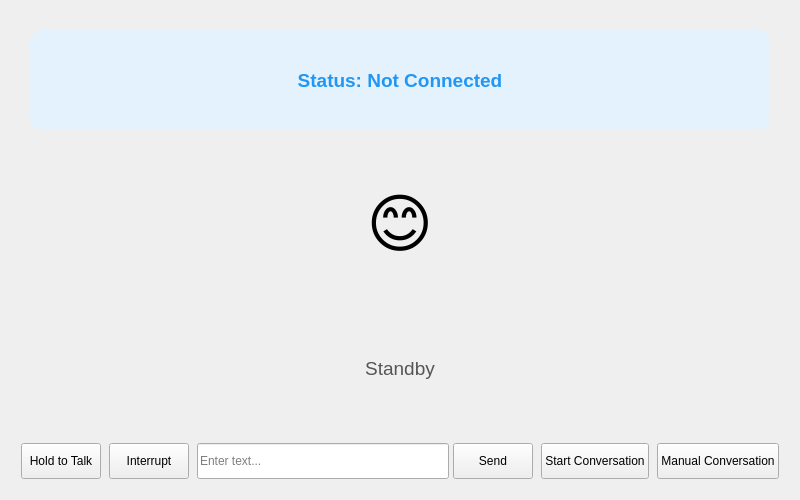
First picture: the form in src/display/gui_display.ui, repository leakydata/py-xiaozhi, before the edit.
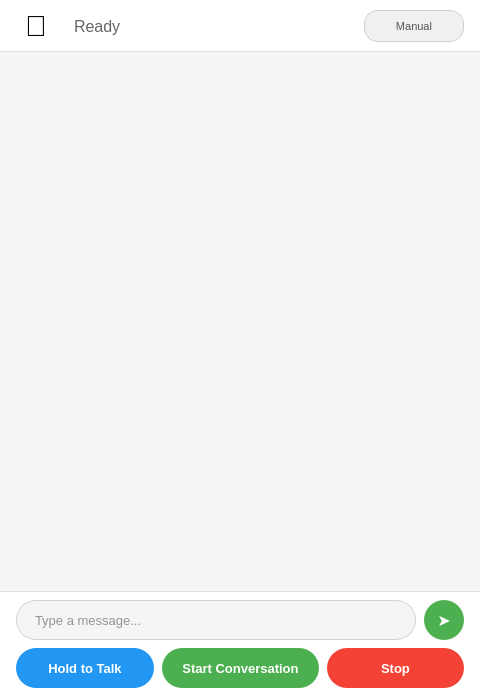
Second picture: the form after the edit.

Commit message: feat: Implement News Manager for fetching and managing US news from RSS feeds

What changed in the file:
```diff
--- a/src/display/gui_display.ui
+++ b/src/display/gui_display.ui
@@ -6,78 +6,90 @@
    <rect>
     <x>0</x>
     <y>0</y>
-    <width>800</width>
-    <height>500</height>
+    <width>480</width>
+    <height>700</height>
    </rect>
   </property>
+  <property name="minimumSize">
+   <size>
+    <width>400</width>
+    <height>550</height>
+   </size>
+  </property>
   <property name="windowTitle">
-   <string>Xiaozhi AI Client</string>
+   <string>AI Assistant</string>
+  </property>
+  <property name="styleSheet">
+   <string>
+QWidget#MainWindow {
+    background-color: #f5f5f5;
+}
+   </string>
   </property>
   <layout class="QVBoxLayout" name="verticalLayout">
+   <property name="spacing">
+    <number>0</number>
+   </property>
+   <property name="leftMargin">
+    <number>0</number>
+   </property>
+   <property name="topMargin">
+    <number>0</number>
+   </property>
+   <property name="rightMargin">
+    <number>0</number>
+   </property>
+   <property name="bottomMargin">
+    <number>0</number>
+   </property>
 
+   <!-- Top bar with status and emotion -->
    <item>
-         <widget class="QFrame" name="status_card">
-      <property name="sizePolicy">
-       <sizepolicy hsizetype="Preferred" vsizetype="Expanding">
-        <horstretch>0</horstretch>
-        <verstretch>0</verstretch>
-       </sizepolicy>
-      </property>
-      <property name="frameShape">
-       <enum>QFrame::NoFrame</enum>
-      </property>
-      <property name="frameShadow">
-       <enum>QFrame::Plain</enum>
-      </property>
-     <layout class="QVBoxLayout" name="card_layout">
-      <item>
-       <widget class="QLabel" name="status_label">
-        <property name="font">
-         <font>
-          <pointsize>14</pointsize>
-          <weight>75</weight>
-          <bold>true</bold>
-         </font>
+    <widget class="QFrame" name="top_bar">
+     <property name="maximumSize">
+      <size>
+       <width>16777215</width>
+       <height>64</height>
+      </size>
         </property>
         <property name="styleSheet">
          <string>
-QLabel {
-    color: #2196F3;
-    padding: 12px 20px;
-    background-color: #E3F2FD;
-    border-radius: 12px;
-    border: none;
-    margin: 10px;
+QFrame#top_bar {
+    background-color: #ffffff;
+    border-bottom: 1px solid #e0e0e0;
 }
          </string>
         </property>
-        <property name="text">
-         <string>Status: Not Connected</string>
-        </property>
-        <property name="alignment">
-         <set>Qt::AlignCenter</set>
-        </property>
-       </widget>
-      </item>
+     <layout class="QHBoxLayout" name="top_bar_layout">
+      <property name="leftMargin">
+       <number>16</number>
+      </property>
+      <property name="rightMargin">
+       <number>16</number>
+      </property>
       <item>
        <widget class="QLabel" name="emotion_label">
+        <property name="maximumSize">
+         <size>
+          <width>40</width>
+          <height>40</height>
+         </size>
+        </property>
         <property name="font">
          <font>
-          <pointsize>48</pointsize>
+          <pointsize>22</pointsize>
          </font>
         </property>
         <property name="styleSheet">
          <string>
 QLabel {
-    margin: 20px;
-    padding: 20px;
     background-color: transparent;
     border: none;
 }
          </string>
         </property>
         <property name="text">
-         <string>😊</string>
+         <string>&#x1f916;</string>
         </property>
         <property name="alignment">
          <set>Qt::AlignCenter</set>
@@ -85,92 +97,212 @@
        </widget>
       </item>
       <item>
-       <widget class="QLabel" name="tts_text_label">
+       <widget class="QLabel" name="status_label">
         <property name="font">
          <font>
-          <pointsize>14</pointsize>
+          <pointsize>12</pointsize>
+          <weight>50</weight>
          </font>
         </property>
         <property name="styleSheet">
          <string>
 QLabel {
+    color: #666666;
+    padding-left: 8px;
+    background-color: transparent;
+    border: none;
+}
+         </string>
+        </property>
+        <property name="text">
+         <string>Ready</string>
+        </property>
+       </widget>
+      </item>
+      <item>
+       <spacer name="top_spacer">
+        <property name="orientation">
+         <enum>Qt::Horizontal</enum>
+        </property>
+       </spacer>
+      </item>
+      <item>
+       <widget class="QPushButton" name="mode_btn">
+        <property name="maximumSize">
+         <size>
+          <width>100</width>
+          <height>32</height>
+         </size>
+        </property>
+        <property name="styleSheet">
+         <string>
+QPushButton {
+    background-color: #f0f0f0;
+    border: 1px solid #d0d0d0;
+    border-radius: 14px;
+    padding: 4px 12px;
     color: #555555;
-    padding: 15px 20px;
-    background-color: transparent;
-    border: none;
-    margin: 5px 15px;
+    font-size: 11px;
+}
+QPushButton:hover {
+    background-color: #e8e8e8;
 }
          </string>
         </property>
         <property name="text">
-         <string>Standby</string>
+         <string>Manual</string>
         </property>
-        <property name="alignment">
-         <set>Qt::AlignCenter</set>
-        </property>
-        <property name="wordWrap">
+       </widget>
+      </item>
+     </layout>
+    </widget>
+   </item>
+
+   <!-- Chat area (scrollable) -->
+   <item>
+    <widget class="QScrollArea" name="chat_scroll_area">
+     <property name="widgetResizable">
          <bool>true</bool>
         </property>
-       </widget>
-      </item>
-     </layout>
-    </widget>
+     <property name="styleSheet">
+      <string>
+QScrollArea {
+    background-color: #f5f5f5;
+    border: none;
+}
+QScrollBar:vertical {
+    width: 6px;
+    background: transparent;
+}
+QScrollBar::handle:vertical {
+    background: #c0c0c0;
+    border-radius: 3px;
+    min-height: 20px;
+}
+QScrollBar::add-line:vertical, QScrollBar::sub-line:vertical {
+    height: 0px;
+}
+      </string>
+     </property>
+     <widget class="QWidget" name="chat_content">
+      <property name="styleSheet">
+       <string>
+QWidget#chat_content {
+    background-color: #f5f5f5;
+}
+       </string>
+      </property>
+      <layout class="QVBoxLayout" name="chat_layout">
+       <property name="spacing">
+        <number>8</number>
+       </property>
+       <property name="leftMargin">
+        <number>16</number>
+       </property>
+       <property name="topMargin">
+        <number>16</number>
+       </property>
+       <property name="rightMargin">
+        <number>16</number>
+       </property>
+       <property name="bottomMargin">
+        <number>16</number>
+       </property>
+       <!-- tts_text_label kept for compatibility but hidden -->
+       <item>
+        <widget class="QLabel" name="tts_text_label">
+         <property name="text">
+          <string></string>
+         </property>
+         <property name="visible">
+          <bool>false</bool>
+         </property>
+        </widget>
+       </item>
+       <item>
+        <spacer name="chat_spacer">
+         <property name="orientation">
+          <enum>Qt::Vertical</enum>
+         </property>
+         <property name="sizeHint" stdset="0">
+          <size>
+           <width>20</width>
+           <height>40</height>
+          </size>
+         </property>
+        </spacer>
+       </item>
+      </layout>
+     </widget>
+    </widget>
    </item>
+
+   <!-- Bottom controls -->
    <item>
-    <layout class="QHBoxLayout" name="button_layout">
+    <widget class="QFrame" name="bottom_bar">
+     <property name="maximumSize">
+      <size>
+       <width>16777215</width>
+       <height>120</height>
+      </size>
+     </property>
+     <property name="styleSheet">
+      <string>
+QFrame#bottom_bar {
+    background-color: #ffffff;
+    border-top: 1px solid #e0e0e0;
+}
+      </string>
+     </property>
+     <layout class="QVBoxLayout" name="bottom_layout">
      <property name="spacing">
       <number>8</number>
      </property>
      <property name="leftMargin">
-      <number>10</number>
+       <number>16</number>
+      </property>
+      <property name="topMargin">
+       <number>8</number>
      </property>
      <property name="rightMargin">
-      <number>10</number>
+       <number>16</number>
      </property>
      <property name="bottomMargin">
-      <number>10</number>
-     </property>
-     <item>
-      <widget class="QPushButton" name="manual_btn">
-       <property name="minimumSize">
-        <size>
-         <width>0</width>
-         <height>36</height>
-        </size>
-       </property>
-       <property name="text">
-        <string>Hold to Talk</string>
-       </property>
-      </widget>
-     </item>
-     <item>
-      <widget class="QPushButton" name="abort_btn">
-       <property name="minimumSize">
-        <size>
-         <width>0</width>
-         <height>36</height>
-        </size>
-       </property>
-       <property name="text">
-        <string>Interrupt</string>
-       </property>
-      </widget>
-     </item>
+       <number>12</number>
+      </property>
+
+      <!-- Text input row -->
      <item>
       <layout class="QHBoxLayout" name="text_input_layout">
        <property name="spacing">
-        <number>4</number>
+         <number>8</number>
        </property>
        <item>
         <widget class="QLineEdit" name="text_input">
          <property name="minimumSize">
           <size>
            <width>0</width>
-           <height>36</height>
-          </size>
-         </property>
+            <height>40</height>
+           </size>
+          </property>
+          <property name="styleSheet">
+           <string>
+QLineEdit {
+    border: 1px solid #d0d0d0;
+    border-radius: 20px;
+    padding: 8px 16px;
+    background-color: #f5f5f5;
+    font-size: 13px;
+    color: #333333;
+}
+QLineEdit:focus {
+    border-color: #4CAF50;
+    background-color: #ffffff;
+}
+           </string>
+          </property>
          <property name="placeholderText">
-          <string>Enter text...</string>
+           <string>Type a message...</string>
          </property>
         </widget>
        </item>
@@ -178,44 +310,148 @@
         <widget class="QPushButton" name="send_btn">
          <property name="minimumSize">
           <size>
-           <width>60</width>
-           <height>36</height>
-          </size>
-         </property>
+            <width>40</width>
+            <height>40</height>
+           </size>
+          </property>
+          <property name="maximumSize">
+           <size>
+            <width>40</width>
+            <height>40</height>
+           </size>
+          </property>
+          <property name="styleSheet">
+           <string>
+QPushButton {
+    background-color: #4CAF50;
+    border: none;
+    border-radius: 20px;
+    color: white;
+    font-size: 16px;
+    font-weight: bold;
+}
+QPushButton:hover {
+    background-color: #45a049;
+}
+QPushButton:pressed {
+    background-color: #3d8b40;
+}
+           </string>
+          </property>
          <property name="text">
-          <string>Send</string>
+           <string>&#x27A4;</string>
          </property>
         </widget>
        </item>
       </layout>
+      </item>
+
+      <!-- Action buttons row -->
+      <item>
+       <layout class="QHBoxLayout" name="button_layout">
+        <property name="spacing">
+         <number>8</number>
+        </property>
+        <item>
+         <widget class="QPushButton" name="manual_btn">
+          <property name="minimumSize">
+           <size>
+            <width>0</width>
+            <height>40</height>
+           </size>
+          </property>
+          <property name="styleSheet">
+           <string>
+QPushButton {
+    background-color: #2196F3;
+    border: none;
+    border-radius: 20px;
+    color: white;
+    font-size: 13px;
+    font-weight: bold;
+    padding: 0 20px;
+}
+QPushButton:hover {
+    background-color: #1e88e5;
+}
+QPushButton:pressed {
+    background-color: #1976d2;
+}
+           </string>
+          </property>
+          <property name="text">
+           <string>Hold to Talk</string>
+          </property>
+         </widget>
      </item>
      <item>
       <widget class="QPushButton" name="auto_btn">
        <property name="minimumSize">
         <size>
          <width>0</width>
-         <height>36</height>
-        </size>
-       </property>
+            <height>40</height>
+           </size>
+          </property>
+          <property name="styleSheet">
+           <string>
+QPushButton {
+    background-color: #4CAF50;
+    border: none;
+    border-radius: 20px;
+    color: white;
+    font-size: 13px;
+    font-weight: bold;
+    padding: 0 20px;
+}
+QPushButton:hover {
+    background-color: #45a049;
+}
+QPushButton:pressed {
+    background-color: #3d8b40;
+}
+           </string>
+          </property>
        <property name="text">
         <string>Start Conversation</string>
        </property>
       </widget>
      </item>
      <item>
-      <widget class="QPushButton" name="mode_btn">
+         <widget class="QPushButton" name="abort_btn">
        <property name="minimumSize">
         <size>
-         <width>0</width>
-         <height>36</height>
-        </size>
-       </property>
+            <width>80</width>
+            <height>40</height>
+           </size>
+          </property>
+          <property name="styleSheet">
+           <string>
+QPushButton {
+    background-color: #f44336;
+    border: none;
+    border-radius: 20px;
+    color: white;
+    font-size: 13px;
+    font-weight: bold;
+    padding: 0 16px;
+}
+QPushButton:hover {
+    background-color: #e53935;
+}
+QPushButton:pressed {
+    background-color: #d32f2f;
+}
+           </string>
+          </property>
        <property name="text">
-        <string>Manual Conversation</string>
+           <string>Stop</string>
        </property>
       </widget>
      </item>
     </layout>
+      </item>
+     </layout>
+    </widget>
    </item>
   </layout>
  </widget>
```
Lines whose indentation alone changed are shown as unchanged. The commit also changes 1 other file.
